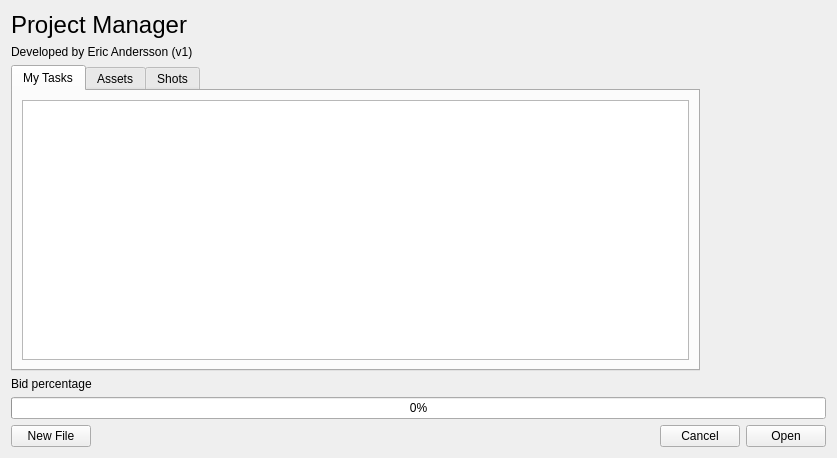
Old version of the form UI/projectManagerUI.ui in the repository ericandrsson/projManager.
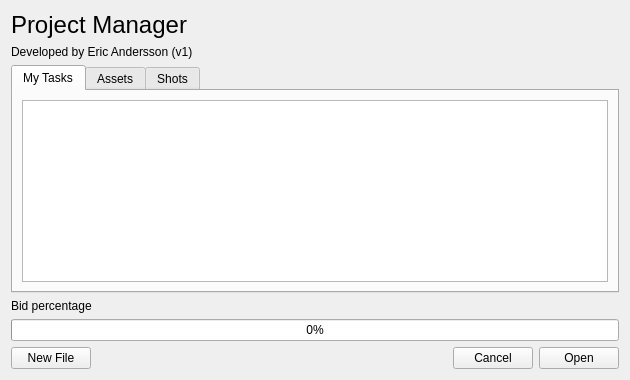
New version of the form.

```diff
--- a/UI/projectManagerUI.ui
+++ b/UI/projectManagerUI.ui
@@ -9,14 +9,14 @@
    <rect>
     <x>0</x>
     <y>0</y>
-    <width>837</width>
-    <height>458</height>
+    <width>630</width>
+    <height>380</height>
    </rect>
   </property>
   <property name="minimumSize">
    <size>
-    <width>0</width>
-    <height>0</height>
+    <width>630</width>
+    <height>380</height>
    </size>
   </property>
   <property name="baseSize">
```
Left out of the diff: 4 changed lines with no effect on the pictures.
